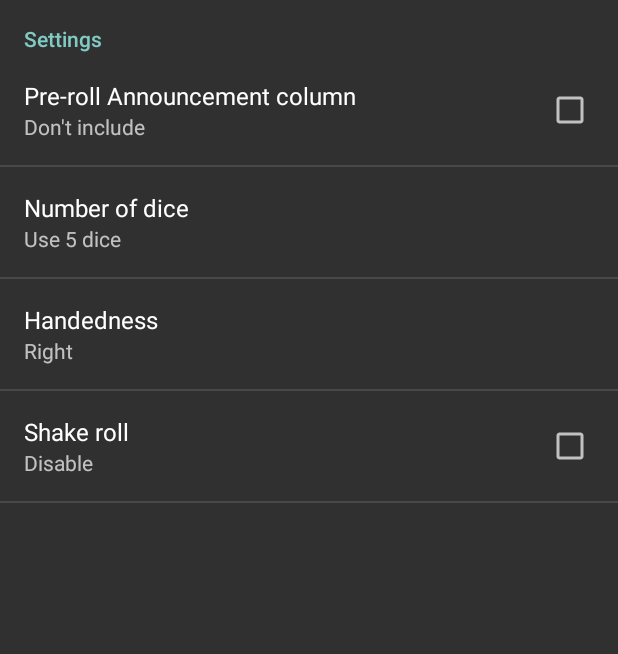
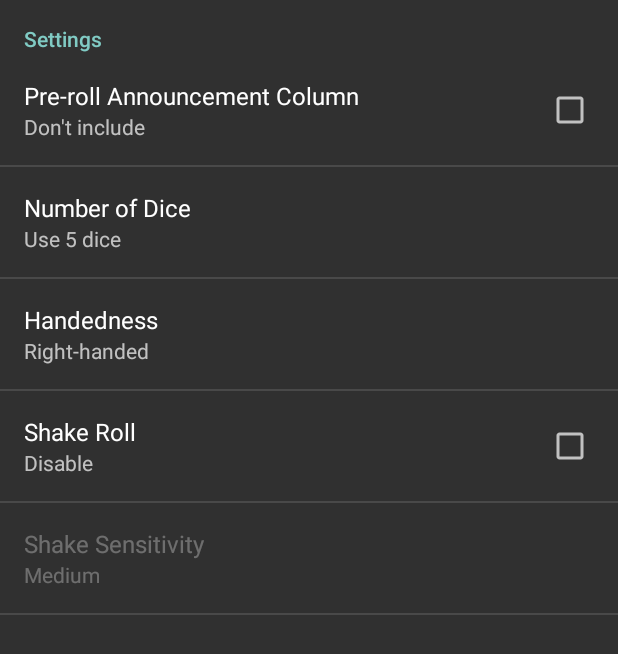
Before and after one commit to tomiplaz/yamb-friends, an Android app: the screen it shows after launch (SettingsActivity), after a tap on "SETTINGS", on a phone screen of 412 x 824 dp. Shown: the top 654 px of the screen. Run offline under Robolectric (Android 15) with nearby library versions, the phone set to English and light mode, and no system bars.

Commit message:
Added Shake Snesitivity settings and implemented Shake Roll

```diff
--- a/app/src/main/java/com/plazonic/tomislav/yambfriends/MainActivity.java
+++ b/app/src/main/java/com/plazonic/tomislav/yambfriends/MainActivity.java
@@ -79,6 +79,7 @@ public class MainActivity extends AppCompatActivity implements GoogleApiClient.O
  * group other views under another group layout
  * selected dice: new drawable or something else?
  * cell onclick: select cell; new cell onclick: do input
+ * other uses-feature
  *
  *
  * http://developer.android.com/training/basics/activity-lifecycle/index.html
--- a/app/src/main/java/com/plazonic/tomislav/yambfriends/SettingsFragment.java
+++ b/app/src/main/java/com/plazonic/tomislav/yambfriends/SettingsFragment.java
@@ -24,6 +24,9 @@ public class SettingsFragment extends PreferenceFragment {
                 case "settings_shake_roll":
                     changedPreference.setSummary(settings.getBoolean(key, false) ? "Enable" : "Disable");
                     break;
+                case "settings_shake_sensitivity":
+                    changedPreference.setSummary(settings.getString(key, "Medium"));
+                    break;
                 default:
                     break;
             }
@@ -36,7 +39,7 @@ public class SettingsFragment extends PreferenceFragment {
 
         addPreferencesFromResource(R.xml.settings);
 
-        // Set preferences' summaries onCreate
+        // Set preferences' summaries onCreate.
         SharedPreferences settings = getPreferenceScreen().getSharedPreferences();
         String key = "settings_an0_column";
         findPreference(key).setSummary(settings.getBoolean(key, false) ? "Include" : "Don't include");
@@ -46,18 +49,20 @@ public class SettingsFragment extends PreferenceFragment {
         findPreference(key).setSummary(settings.getString(key, "Right"));
         key = "settings_shake_roll";
         findPreference(key).setSummary(settings.getBoolean(key, false) ? "Enable" : "Disable");
+        key = "settings_shake_sensitivity";
+        findPreference(key).setSummary(settings.getString(key, "Medium"));
     }
 
     @Override
     public void onPause() {
+        getPreferenceScreen().getSharedPreferences().unregisterOnSharedPreferenceChangeListener(sharedPreferenceChangeListener);
         super.onPause();
-        getPreferenceScreen().getSharedPreferences().unregisterOnSharedPreferenceChangeListener(sharedPreferenceChangeListener);
     }
 
     @Override
     public void onResume() {
+        getPreferenceScreen().getSharedPreferences().registerOnSharedPreferenceChangeListener(sharedPreferenceChangeListener);
         super.onResume();
-        getPreferenceScreen().getSharedPreferences().registerOnSharedPreferenceChangeListener(sharedPreferenceChangeListener);
     }
 
 }
--- a/app/src/main/res/values/arrays.xml
+++ b/app/src/main/res/values/arrays.xml
@@ -5,7 +5,12 @@
         <item>6</item>
     </string-array>
     <string-array name="settings_handedness_entries">
-        <item>Left</item>
-        <item>Right</item>
+        <item>Left-handed</item>
+        <item>Right-handed</item>
+    </string-array>
+    <string-array name="settings_shake_sensitivity_entries">
+        <item>Low</item>
+        <item>Medium</item>
+        <item>High</item>
     </string-array>
 </resources>
--- a/app/src/main/res/values/strings.xml
+++ b/app/src/main/res/values/strings.xml
@@ -47,10 +47,12 @@
     <string name="description_dice5">Fifth dice.</string>
     <string name="description_dice6">Sixth dice.</string>
 
-    <string name="settings_an0_column_title">Pre-roll Announcement column</string>
-    <string name="settings_dice_count_title">Number of dice</string>
+    <string name="settings_an0_column_title">Pre-roll Announcement Column</string>
+    <string name="settings_dice_count_title">Number of Dice</string>
     <string name="settings_dice_count_default">5</string>
     <string name="settings_handedness_title">Handedness</string>
-    <string name="settings_handedness_default">Right</string>
-    <string name="settings_shake_roll_title">Shake roll</string>
+    <string name="settings_handedness_default">Right-handed</string>
+    <string name="settings_shake_roll_title">Shake Roll</string>
+    <string name="settings_shake_sensitivity_title">Shake Sensitivity</string>
+    <string name="settings_shake_sensitivity_default">Medium</string>
 </resources>
--- a/app/src/main/res/xml/settings.xml
+++ b/app/src/main/res/xml/settings.xml
@@ -7,8 +7,7 @@
             android:key="settings_an0_column"
             android:title="@string/settings_an0_column_title"
             android:defaultValue="false"
-            android:persistent="true">
-        </CheckBoxPreference>
+            android:persistent="true"/>
         <ListPreference
             android:key="settings_dice_count"
             android:title="@string/settings_dice_count_title"
@@ -16,8 +15,7 @@
             android:defaultValue="@string/settings_dice_count_default"
             android:entries="@array/settings_dice_count_entries"
             android:entryValues="@array/settings_dice_count_entries"
-            android:persistent="true">
-        </ListPreference>
+            android:persistent="true"/>
         <ListPreference
             android:key="settings_handedness"
             android:title="@string/settings_handedness_title"
@@ -25,13 +23,20 @@
             android:defaultValue="@string/settings_handedness_default"
             android:entries="@array/settings_handedness_entries"
             android:entryValues="@array/settings_handedness_entries"
-            android:persistent="true">
-        </ListPreference>
+            android:persistent="true"/>
         <CheckBoxPreference
             android:key="settings_shake_roll"
             android:title="@string/settings_shake_roll_title"
             android:defaultValue="false"
-            android:persistent="true">
-        </CheckBoxPreference>
+            android:persistent="true"/>
+        <ListPreference
+            android:key="settings_shake_sensitivity"
+            android:dependency="settings_shake_roll"
+            android:title="@string/settings_shake_sensitivity_title"
+            android:dialogTitle="@string/settings_shake_sensitivity_title"
+            android:defaultValue="@string/settings_shake_sensitivity_default"
+            android:entries="@array/settings_shake_sensitivity_entries"
+            android:entryValues="@array/settings_shake_sensitivity_entries"
+            android:persistent="true"/>
     </PreferenceCategory>
 </PreferenceScreen>
```
Also changed, not shown: app/src/main/AndroidManifest.xml (+12 -8 lines), app/src/main/java/com/plazonic/tomislav/yambfriends/GameActivity.java (+99 -66 lines), app/src/main/java/com/plazonic/tomislav/yambfriends/ShakeDetector.java (added, +65 -0 lines).
